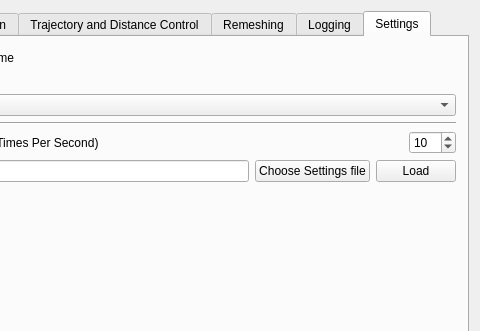
First picture: the form in Plugins/org.mitk.gui.qt.maxillofacialsurgery/src/internal/QmitkMITKIGTMaxillofacialTrackingToolboxViewControls.ui, repository lsanzdiaz/MITK-BiiG, before the edit; both pictures show x 151 to 631 and y 0 to 331 of the 631 by 513 pixel window.
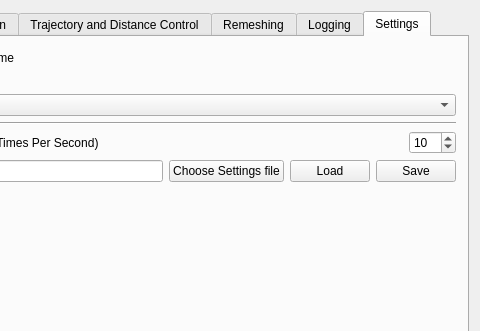
Second picture: the form after the edit. The open tabs and pages were chosen to show the change. Custom widgets are drawn as their Qt base class.

What changed in the file:
```diff
--- a/Plugins/org.mitk.gui.qt.maxillofacialsurgery/src/internal/QmitkMITKIGTMaxillofacialTrackingToolboxViewControls.ui
+++ b/Plugins/org.mitk.gui.qt.maxillofacialsurgery/src/internal/QmitkMITKIGTMaxillofacialTrackingToolboxViewControls.ui
@@ -1315,6 +1315,13 @@
                 </property>
               </widget>
             </item>
+            <item>
+              <widget class="QPushButton" name="m_SaveCurrentSettingsBtn">
+                <property name="text">
+                  <string>Save</string>
+                </property>
+              </widget>
+            </item>
           </layout>
         </item>
       <item>
```
Left out of the diff: 7 changed lines with no effect on the pictures.
